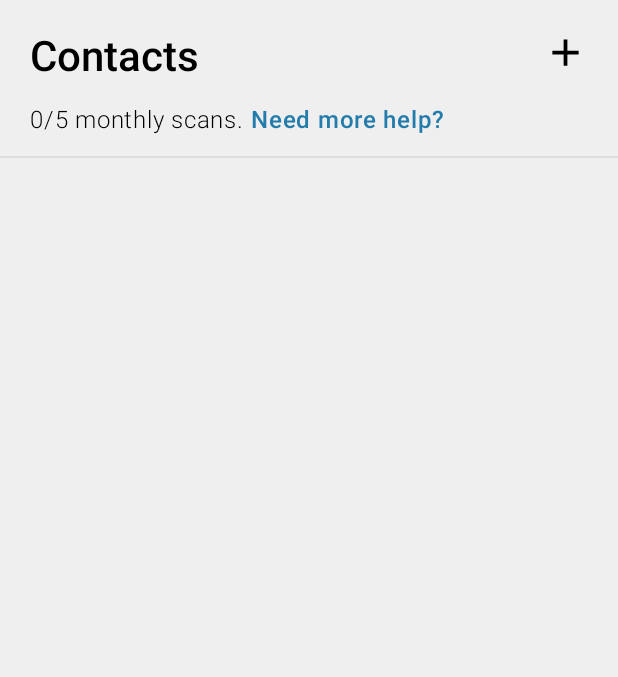
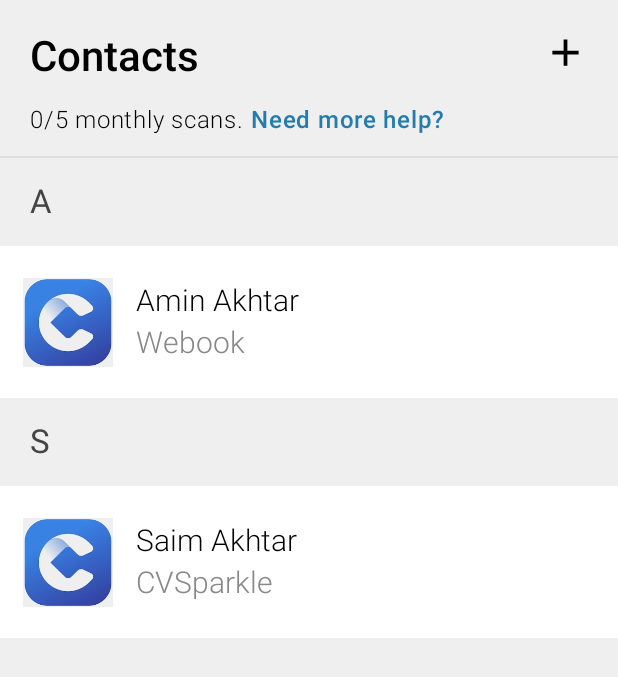
Before and after one commit to aminakhtar5595/PulseID, an Android app built with Jetpack Compose: the screen it shows after launch (MainActivity), on a phone screen of 412 x 824 dp. Shown: the top 677 px of the screen. Run offline under Robolectric (Android 15) with nearby library versions, the phone set to English and light mode, and no system bars; our stand-ins replace accompanist.

Commit message:
Created a component for contact card

```diff
--- /dev/null
+++ b/app/src/main/java/com/example/digitalbusinesscard/ui/components/ContactCard.kt
@@ -0,0 +1,57 @@
+package com.example.digitalbusinesscard.ui.components
+
+import androidx.compose.foundation.Image
+import androidx.compose.foundation.background
+import androidx.compose.foundation.layout.Arrangement
+import androidx.compose.foundation.layout.Column
+import androidx.compose.foundation.layout.Row
+import androidx.compose.foundation.layout.fillMaxWidth
+import androidx.compose.foundation.layout.padding
+import androidx.compose.foundation.layout.size
+import androidx.compose.foundation.shape.RoundedCornerShape
+import androidx.compose.material3.MaterialTheme
+import androidx.compose.material3.Text
+import androidx.compose.runtime.Composable
+import androidx.compose.ui.Alignment
+import androidx.compose.ui.Modifier
+import androidx.compose.ui.graphics.Color
+import androidx.compose.ui.res.painterResource
+import androidx.compose.ui.text.font.FontWeight
+import androidx.compose.ui.unit.dp
+import androidx.compose.ui.unit.sp
+import com.example.digitalbusinesscard.R
+
+@Composable
+fun ContactCard(initial: String, image: Int, title: String, company: String) {
+    Text(
+        text = initial,
+        style = MaterialTheme.typography.titleLarge.copy(color = Color.DarkGray), modifier = Modifier.padding(horizontal = 20.dp, vertical = 15.dp)
+    )
+    Row (
+        horizontalArrangement = Arrangement.SpaceBetween,
+        modifier = Modifier.fillMaxWidth().background(color = Color.White).padding(5.dp)
+    ) {
+        Row (
+            horizontalArrangement = Arrangement.spacedBy(15.dp),
+            modifier = Modifier.padding(vertical = 15.dp, horizontal = 10.dp),
+            verticalAlignment = Alignment.CenterVertically
+        ) {
+            Image(
+                painter = painterResource(id = image),
+                contentDescription = title,
+                modifier = Modifier.size(60.dp)
+            )
+            Column {
+                Text(
+                    text = title,
+                    style = MaterialTheme.typography.titleLarge.copy(color = Color.Black, fontWeight = FontWeight.Light, fontSize = 20.sp)
+                )
+                Text(
+                    text = company,
+                    style = MaterialTheme.typography.titleLarge.copy(color = Color.Gray, fontWeight = FontWeight.Light, fontSize = 20.sp)
+                )
+            }
+        }
+//        TextLabel()
+    }
+}
--- a/app/src/main/java/com/example/digitalbusinesscard/ui/screens/contacts/ContactsScreen.kt
+++ b/app/src/main/java/com/example/digitalbusinesscard/ui/screens/contacts/ContactsScreen.kt
@@ -46,6 +46,7 @@ import androidx.compose.ui.unit.dp
 import androidx.compose.ui.unit.sp
 import com.example.digitalbusinesscard.R
 import com.example.digitalbusinesscard.ui.components.ButtonWithIcon
+import com.example.digitalbusinesscard.ui.components.ContactCard
 import com.example.digitalbusinesscard.ui.model.Menu
 import com.example.digitalbusinesscard.ui.theme.BackgroundColor
 import com.example.digitalbusinesscard.ui.theme.BorderColor
@@ -116,7 +117,8 @@ fun ContactsScreen() {
             Column (
                 modifier = Modifier.fillMaxSize().background(color = BackgroundColor)
             ) {
-
+                ContactCard(initial = "A", image = R.drawable.app_logo, title = "Amin Akhtar", company = "Webook")
+                ContactCard(initial = "S", image = R.drawable.app_logo, title = "Saim Akhtar", company = "CVSparkle")
             }
         } else {
             noData()
```
